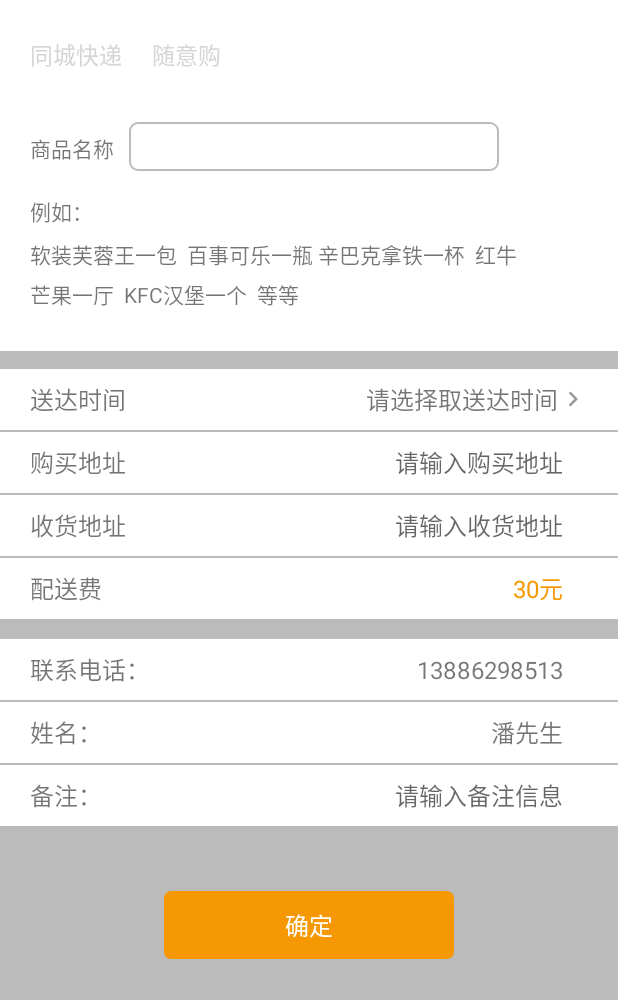
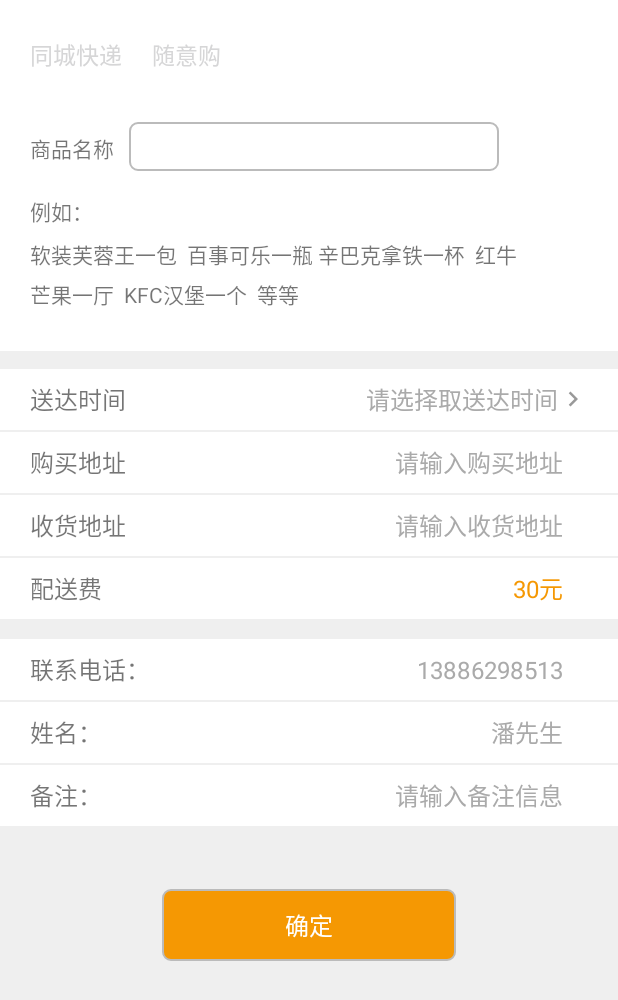
Before and after one commit to fmk-2017/fmk-renren, an Android app: the fragment ShoppingFragment placed in its activity, on a phone screen of 412 x 824 dp. Shown: the top 1000 px of the screen. Run offline under Robolectric (Android 15) with nearby library versions, the phone set to English and light mode, and no system bars; our stand-ins replace CircleImageView; libraries missing offline, so code that uses them is left out: org.xutils, org.xutils.common.

Commit message:
3月26上晚

```diff
--- a/app/src/main/java/com/example/everyoneassist/Utils/HttpPostRequestUtils.java
+++ b/app/src/main/java/com/example/everyoneassist/Utils/HttpPostRequestUtils.java
@@ -50,8 +50,7 @@ public class HttpPostRequestUtils {
                         Log.e(method + "====", result.toString());
                         Toast.makeText(hprc.getContext(), result.getString("info"), Toast.LENGTH_SHORT).show();
                     }
-                    if ("success".equals(result.getString("result")))
-                        hprc.Success(method, result);
+                    if ("success".equals(result.getString("result"))) hprc.Success(method, result);
                     else
                         Toast.makeText(hprc.getContext(), result.getString("info"), Toast.LENGTH_SHORT).show();
                 } catch (JSONException e) {
--- a/app/src/main/res/layout/fragment_receiving.xml
+++ b/app/src/main/res/layout/fragment_receiving.xml
@@ -74,7 +74,7 @@
             android:divider="@color/thin_white"
             android:dividerHeight="8dp"
             android:scrollingCache="false"
-            app:layout_heightPercent="50%sh" />
+            app:layout_heightPercent="40%sh" />
 
     </com.example.everyoneassist.Layout.PercentRelativeLayout>
 </LinearLayout>
--- a/app/src/main/res/layout/shopping_fragment.xml
+++ b/app/src/main/res/layout/shopping_fragment.xml
@@ -8,19 +8,19 @@
     <ScrollView
         android:layout_width="match_parent"
         android:layout_height="match_parent"
-        android:background="@color/gray"
+        android:background="@color/thin_white"
         android:scrollbars="none">
 
         <com.example.everyoneassist.Layout.PercentLinearLayout
             android:layout_width="match_parent"
             android:layout_height="match_parent"
-            android:background="@color/gray"
+            android:background="@color/thin_white"
             android:orientation="vertical">
 
             <com.example.everyoneassist.Layout.PercentLinearLayout
-                android:background="@color/white"
                 android:layout_width="match_parent"
                 android:layout_height="wrap_content"
+                android:background="@color/white"
                 android:orientation="vertical"
                 app:layout_heightPercent="42%w">
 
@@ -49,28 +49,28 @@
                 </com.example.everyoneassist.Layout.PercentLinearLayout>
 
                 <TextView
-                    app:layout_marginTopPercent="4%w"
-                    app:layout_marginLeftPercent="5%w"
                     android:layout_width="wrap_content"
                     android:layout_height="wrap_content"
-                    android:text="例如：" />
+                    android:text="例如："
+                    app:layout_marginLeftPercent="5%w"
+                    app:layout_marginTopPercent="4%w" />
 
                 <TextView
-                    android:lineSpacingExtra="6dp"
-                    app:layout_marginTopPercent="2%w"
-                    app:layout_marginLeftPercent="5%w"
                     android:layout_width="wrap_content"
                     android:layout_height="wrap_content"
-                    android:text="软装芙蓉王一包  百事可乐一瓶 辛巴克拿铁一杯  红牛\n芒果一厅  KFC汉堡一个  等等" />
+                    android:lineSpacingExtra="6dp"
+                    android:text="软装芙蓉王一包  百事可乐一瓶 辛巴克拿铁一杯  红牛\n芒果一厅  KFC汉堡一个  等等"
+                    app:layout_marginLeftPercent="5%w"
+                    app:layout_marginTopPercent="2%w" />
 
             </com.example.everyoneassist.Layout.PercentLinearLayout>
 
             <com.example.everyoneassist.Layout.PercentRelativeLayout
-                app:layout_marginTopPercent="3%w"
                 android:layout_width="match_parent"
                 android:layout_height="wrap_content"
                 android:background="@color/white"
-                app:layout_heightPercent="10%w">
+                app:layout_heightPercent="10%w"
+                app:layout_marginTopPercent="3%w">
 
                 <TextView
                     android:layout_width="wrap_content"
@@ -87,10 +87,11 @@
                     android:layout_alignParentRight="true"
                     android:layout_centerVertical="true"
                     android:layout_marginRight="20dp"
+                    android:drawableRight="@drawable/ic_chevron_right_black_20dp"
                     android:text="请选择取送达时间"
-                    android:drawableRight="@drawable/ic_chevron_right_black_20dp"
-                    app:layout_marginRightPercent="5%w"
-                    android:textSize="@dimen/text_normal" />
+                    android:textColor="@color/deep_gray"
+                    android:textSize="@dimen/text_normal"
+                    app:layout_marginRightPercent="5%w" />
 
             </com.example.everyoneassist.Layout.PercentRelativeLayout>
 
@@ -98,7 +99,7 @@
                 android:layout_width="match_parent"
                 android:layout_height="1dp"
                 android:layout_alignParentBottom="true"
-                android:background="@color/gray" />
+                android:background="@color/thin_white" />
 
             <com.example.everyoneassist.Layout.PercentRelativeLayout
                 android:layout_width="match_parent"
@@ -116,16 +117,17 @@
 
                 <EditText
                     android:id="@+id/etBuyAddr"
-                    android:gravity="right"
                     android:layout_width="wrap_content"
                     android:layout_height="wrap_content"
                     android:layout_alignParentRight="true"
                     android:layout_centerVertical="true"
                     android:layout_marginRight="20dp"
                     android:background="@null"
+                    android:gravity="right"
                     android:hint="请输入购买地址"
-                    app:layout_marginRightPercent="9%w"
-                    android:textSize="@dimen/text_normal" />
+                    android:textColorHint="@color/deep_gray"
+                    android:textSize="@dimen/text_normal"
+                    app:layout_marginRightPercent="9%w" />
 
             </com.example.everyoneassist.Layout.PercentRelativeLayout>
 
@@ -133,7 +135,7 @@
                 android:layout_width="match_parent"
                 android:layout_height="1dp"
                 android:layout_alignParentBottom="true"
-                android:background="@color/gray" />
+                android:background="@color/thin_white" />
 
             <com.example.everyoneassist.Layout.PercentRelativeLayout
                 android:layout_width="match_parent"
@@ -151,16 +153,17 @@
 
                 <EditText
                     android:id="@+id/etReceAddr"
-                    android:gravity="right"
                     android:layout_width="wrap_content"
                     android:layout_height="wrap_content"
                     android:layout_alignParentRight="true"
                     android:layout_centerVertical="true"
                     android:layout_marginRight="20dp"
                     android:background="@null"
+                    android:gravity="right"
                     android:hint="请输入收货地址"
-                    app:layout_marginRightPercent="9%w"
-                    android:textSize="@dimen/text_normal" />
+                    android:textColorHint="@color/deep_gray"
+                    android:textSize="@dimen/text_normal"
+                    app:layout_marginRightPercent="9%w" />
 
             </com.example.everyoneassist.Layout.PercentRelativeLayout>
 
@@ -168,7 +171,7 @@
                 android:layout_width="match_parent"
                 android:layout_height="1dp"
                 android:layout_alignParentBottom="true"
-                android:background="@color/gray" />
+                android:background="@color/thin_white" />
 
             <com.example.everyoneassist.Layout.PercentRelativeLayout
                 android:layout_width="match_parent"
@@ -193,8 +196,8 @@
                     android:layout_marginRight="20dp"
                     android:text="30元"
                     android:textColor="@color/orange"
-                    app:layout_marginRightPercent="9%w"
-                    android:textSize="@dimen/text_normal" />
+                    android:textSize="@dimen/text_normal"
+                    app:layout_marginRightPercent="9%w" />
 
             </com.example.everyoneassist.Layout.PercentRelativeLayout>
 
@@ -202,14 +205,14 @@
                 android:layout_width="match_parent"
                 android:layout_height="1dp"
                 android:layout_alignParentBottom="true"
-                android:background="@color/gray" />
+                android:background="@color/thin_white" />
 
             <com.example.everyoneassist.Layout.PercentRelativeLayout
-                app:layout_marginTopPercent="3%w"
                 android:layout_width="match_parent"
                 android:layout_height="wrap_content"
                 android:background="@color/white"
-                app:layout_heightPercent="10%w">
+                app:layout_heightPercent="10%w"
+                app:layout_marginTopPercent="3%w">
 
                 <TextView
                     android:layout_width="wrap_content"
@@ -227,8 +230,9 @@
                     android:layout_centerVertical="true"
                     android:layout_marginRight="20dp"
                     android:text="13886298513"
-                    app:layout_marginRightPercent="9%w"
-                    android:textSize="@dimen/text_normal" />
+                    android:textColor="@color/deep_gray"
+                    android:textSize="@dimen/text_normal"
+                    app:layout_marginRightPercent="9%w" />
 
             </com.example.everyoneassist.Layout.PercentRelativeLayout>
 
@@ -236,7 +240,7 @@
                 android:layout_width="match_parent"
                 android:layout_height="1dp"
                 android:layout_alignParentBottom="true"
-                android:background="@color/gray" />
+                android:background="@color/thin_white" />
 
             <com.example.everyoneassist.Layout.PercentRelativeLayout
                 android:layout_width="match_parent"
@@ -260,8 +264,9 @@
                     android:layout_centerVertical="true"
                     android:layout_marginRight="20dp"
                     android:text="潘先生"
-                    app:layout_marginRightPercent="9%w"
-                    android:textSize="@dimen/text_normal" />
+                    android:textColor="@color/deep_gray"
+                    android:textSize="@dimen/text_normal"
+                    app:layout_marginRightPercent="9%w" />
 
             </com.example.everyoneassist.Layout.PercentRelativeLayout>
 
@@ -269,7 +274,7 @@
                 android:layout_width="match_parent"
                 android:layout_height="1dp"
                 android:layout_alignParentBottom="true"
-                android:background="@color/gray" />
+                android:background="@color/thin_white" />
 
             <com.example.everyoneassist.Layout.PercentRelativeLayout
                 android:layout_width="match_parent"
@@ -287,16 +292,17 @@
 
                 <EditText
                     android:id="@+id/edRemarks"
-                    android:gravity="right"
                     android:layout_width="wrap_content"
                     android:layout_height="wrap_content"
                     android:layout_alignParentRight="true"
+                    android:layout_centerVertical="true"
                     android:layout_marginRight="20dp"
-                    app:layout_marginRightPercent="9%w"
-                    android:layout_centerVertical="true"
+                    android:background="@null"
+                    android:gravity="right"
                     android:hint="请输入备注信息"
-                    android:background="@null"
-                    android:textSize="@dimen/text_normal" />
+                    android:textColorHint="@color/deep_gray"
+                    android:textSize="@dimen/text_normal"
+                    app:layout_marginRightPercent="9%w" />
 
             </com.example.everyoneassist.Layout.PercentRelativeLayout>
 
@@ -304,31 +310,29 @@
                 android:layout_width="match_parent"
                 android:layout_height="1dp"
                 android:layout_alignParentBottom="true"
-                android:background="@color/gray" />
+                android:background="@color/thin_white" />
 
             <com.example.everyoneassist.Layout.PercentRelativeLayout
-                app:layout_heightPercent="30%w"
                 android:layout_width="match_parent"
-                android:layout_height="wrap_content">
+                android:layout_height="wrap_content"
+                app:layout_heightPercent="30%w">
 
                 <TextView
                     android:id="@+id/tvSure"
-                    app:layout_paddingTopPercent="3%w"
+                    android:layout_width="wrap_content"
+                    android:layout_height="wrap_content"
+                    android:layout_centerHorizontal="true"
+                    android:background="@drawable/pay_str_bg"
+                    android:text="确定"
+                    android:textColor="@color/white"
+                    android:textSize="@dimen/text_normal"
+                    app:layout_marginTopPercent="10%w"
                     app:layout_paddingBottomPercent="3%w"
                     app:layout_paddingLeftPercent="20%w"
                     app:layout_paddingRightPercent="20%w"
-                    app:layout_marginTopPercent="10%w"
-                    android:layout_centerHorizontal="true"
-                    android:background="@drawable/pay_str_bg"
-                    android:layout_width="wrap_content"
-                    android:layout_height="wrap_content"
-                    android:textSize="@dimen/text_normal"
-                    android:textColor="@color/white"
-                    android:text="确定"/>
+                    app:layout_paddingTopPercent="3%w" />
 
             </com.example.everyoneassist.Layout.PercentRelativeLayout>
-
-
         </com.example.everyoneassist.Layout.PercentLinearLayout>
 
     </ScrollView>
```
Also changed, not shown: app/src/main/java/com/example/everyoneassist/Activity/GuideActivity.java (+26 -1 lines), app/src/main/res/layout/city_fragment.xml (+48 -36 lines).
